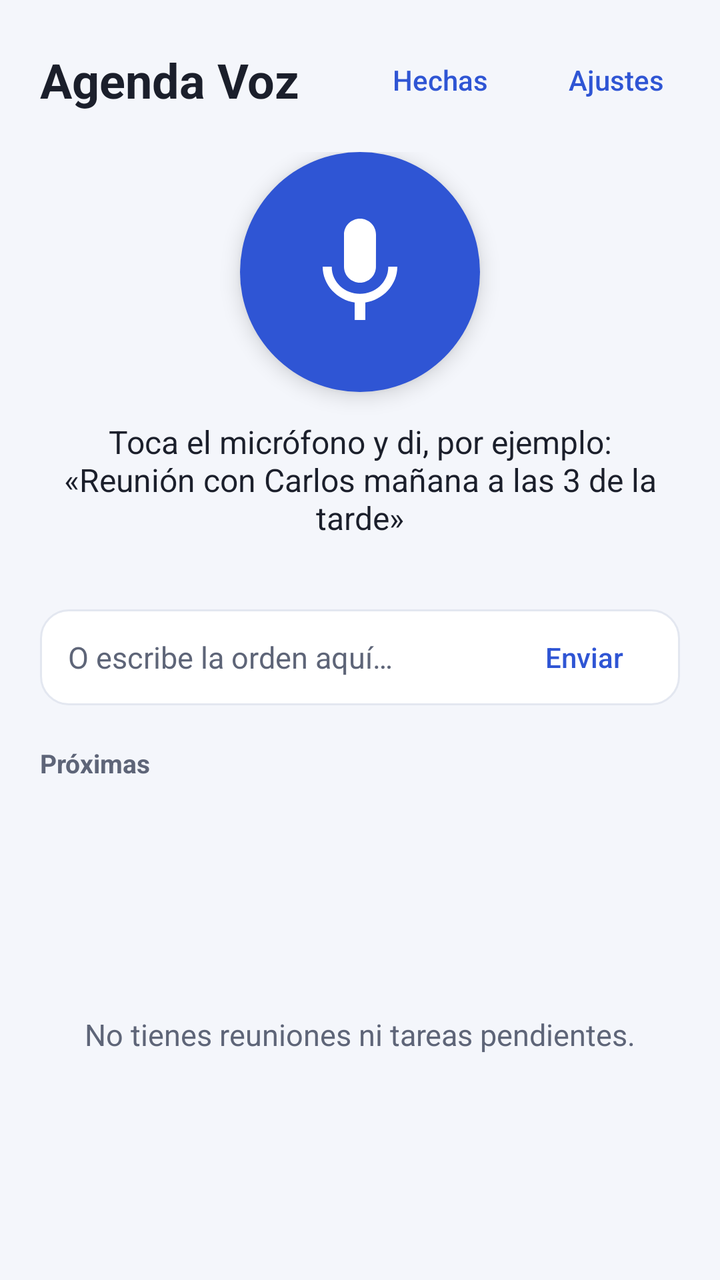
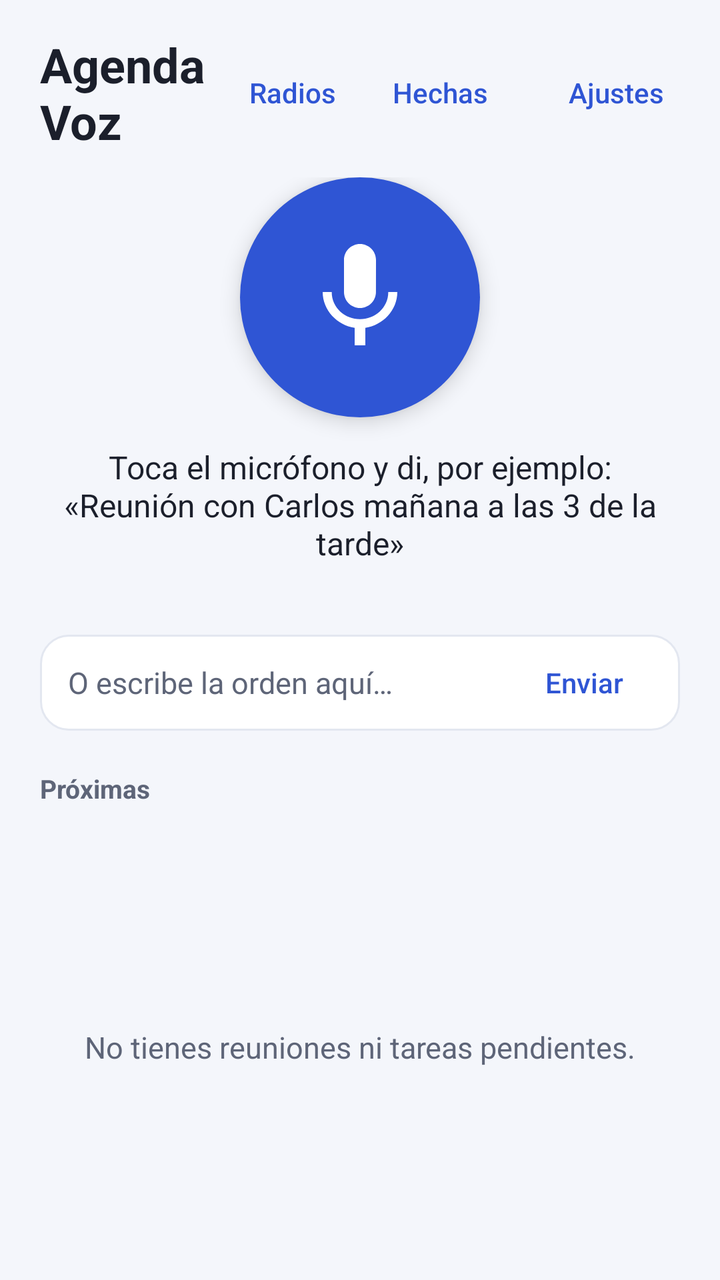

An Android layout rendered at two revisions. The XML below is the earlier revision; the diff shows what the commit changed to produce the second picture.
<!-- AndroidManifest.xml: application theme AppTheme -->
<!-- res/layout/activity_main.xml -->
<?xml version="1.0" encoding="utf-8"?>
<LinearLayout xmlns:android="http://schemas.android.com/apk/res/android"
    android:layout_width="match_parent"
    android:layout_height="match_parent"
    android:background="@color/fondo"
    android:fitsSystemWindows="true"
    android:orientation="vertical">

    
    <LinearLayout
        android:layout_width="match_parent"
        android:layout_height="wrap_content"
        android:gravity="center_vertical"
        android:orientation="horizontal"
        android:paddingStart="20dp"
        android:paddingTop="16dp"
        android:paddingEnd="8dp">

        <TextView
            android:layout_width="0dp"
            android:layout_height="wrap_content"
            android:layout_weight="1"
            android:text="@string/app_name"
            android:textColor="@color/texto"
            android:textSize="24sp"
            android:textStyle="bold" />

        <Button
            android:id="@+id/botonCompletados"
            style="@android:style/Widget.Material.Button.Borderless.Colored"
            android:layout_width="wrap_content"
            android:layout_height="wrap_content"
            android:text="Hechas"
            android:textAllCaps="false" />

        <Button
            android:id="@+id/botonAjustes"
            style="@android:style/Widget.Material.Button.Borderless.Colored"
            android:layout_width="wrap_content"
            android:layout_height="wrap_content"
            android:text="Ajustes"
            android:textAllCaps="false" />
    </LinearLayout>

    
    <LinearLayout
        android:layout_width="match_parent"
        android:layout_height="wrap_content"
        android:gravity="center_horizontal"
        android:orientation="vertical"
        android:paddingStart="20dp"
        android:paddingTop="12dp"
        android:paddingEnd="20dp"
        android:paddingBottom="8dp">

        <ImageButton
            android:id="@+id/botonMic"
            android:layout_width="120dp"
            android:layout_height="120dp"
            android:background="@drawable/fondo_mic"
            android:contentDescription="Hablar"
            android:elevation="6dp"
            android:padding="28dp"
            android:scaleType="fitCenter"
            android:src="@drawable/ic_mic" />

        <TextView
            android:id="@+id/textoEstado"
            android:layout_width="match_parent"
            android:layout_height="wrap_content"
            android:layout_marginTop="14dp"
            android:gravity="center"
            android:text="Toca el micrófono y di, por ejemplo:\n«Reunión con Carlos mañana a las 3 de la tarde»"
            android:textColor="@color/texto"
            android:textSize="16sp" />

        <TextView
            android:id="@+id/textoOido"
            android:layout_width="match_parent"
            android:layout_height="wrap_content"
            android:layout_marginTop="6dp"
            android:gravity="center"
            android:textColor="@color/secundario"
            android:textSize="14sp"
            android:textStyle="italic" />

        <LinearLayout
            android:layout_width="match_parent"
            android:layout_height="wrap_content"
            android:layout_marginTop="10dp"
            android:background="@drawable/fondo_tarjeta"
            android:gravity="center_vertical"
            android:orientation="horizontal"
            android:paddingStart="14dp"
            android:paddingEnd="4dp">

            <EditText
                android:id="@+id/entradaTexto"
                android:layout_width="0dp"
                android:layout_height="48dp"
                android:layout_weight="1"
                android:background="@android:color/transparent"
                android:hint="O escribe la orden aquí…"
                android:imeOptions="actionSend"
                android:inputType="textCapSentences"
                android:textColor="@color/texto"
                android:textColorHint="@color/secundario"
                android:textSize="15sp" />

            <Button
                android:id="@+id/botonEnviar"
                style="@android:style/Widget.Material.Button.Borderless.Colored"
                android:layout_width="wrap_content"
                android:layout_height="wrap_content"
                android:text="Enviar"
                android:textAllCaps="false" />
        </LinearLayout>
    </LinearLayout>

    <TextView
        android:id="@+id/tituloLista"
        android:layout_width="match_parent"
        android:layout_height="wrap_content"
        android:paddingStart="20dp"
        android:paddingTop="12dp"
        android:paddingEnd="20dp"
        android:paddingBottom="4dp"
        android:text="Próximas"
        android:textColor="@color/secundario"
        android:textSize="13sp"
        android:textStyle="bold" />

    <FrameLayout
        android:layout_width="match_parent"
        android:layout_height="0dp"
        android:layout_weight="1">

        <ListView
            android:id="@+id/lista"
            android:layout_width="match_parent"
            android:layout_height="match_parent"
            android:clipToPadding="false"
            android:divider="@android:color/transparent"
            android:dividerHeight="8dp"
            android:paddingStart="16dp"
            android:paddingEnd="16dp"
            android:paddingBottom="16dp" />

        <TextView
            android:id="@+id/vacio"
            android:layout_width="match_parent"
            android:layout_height="wrap_content"
            android:layout_gravity="center"
            android:gravity="center"
            android:padding="32dp"
            android:text="No tienes reuniones ni tareas pendientes."
            android:textColor="@color/secundario"
            android:textSize="15sp" />
    </FrameLayout>
</LinearLayout>
<!-- resources referenced by this layout -->
<resources>
  <color name="fondo">#F4F6FB</color>
  <color name="secundario">#5E6578</color>
  <color name="texto">#1B1F2B</color>
  <!-- drawable fondo_mic (drawable) -->
  <?xml version="1.0" encoding="utf-8"?>
  <ripple xmlns:android="http://schemas.android.com/apk/res/android"
      android:color="#40FFFFFF">
      <item>
          <shape android:shape="oval">
              <solid android:color="@color/primario" />
          </shape>
      </item>
  </ripple>
  <!-- drawable fondo_tarjeta (drawable) -->
  <?xml version="1.0" encoding="utf-8"?>
  <shape xmlns:android="http://schemas.android.com/apk/res/android"
      android:shape="rectangle">
      <solid android:color="@color/tarjeta" />
      <corners android:radius="14dp" />
      <stroke android:width="1dp" android:color="@color/borde" />
  </shape>
  <!-- drawable ic_mic (drawable) -->
  <vector xmlns:android="http://schemas.android.com/apk/res/android"
      android:width="24dp"
      android:height="24dp"
      android:viewportWidth="24"
      android:viewportHeight="24">
      <path
          android:fillColor="#FFFFFFFF"
          android:pathData="M12,14c1.66,0 2.99,-1.34 2.99,-3L15,5c0,-1.66 -1.34,-3 -3,-3S9,3.34 9,5v6c0,1.66 1.34,3 3,3zM17.3,11c0,3 -2.54,5.1 -5.3,5.1S6.7,14 6.7,11H5c0,3.41 2.72,6.23 6,6.72V21h2v-3.28c3.28,-0.48 6,-3.3 6,-6.72h-1.7z" />
  </vector>
  <string name="app_name">Agenda Voz</string>
  <style name="AppTheme" parent="android:Theme.Material.Light.NoActionBar">
          <item name="android:colorPrimary">@color/primario</item>
          <item name="android:colorPrimaryDark">@color/fondo</item>
          <item name="android:colorAccent">@color/primario</item>
          <item name="android:statusBarColor">@color/fondo</item>
          <item name="android:navigationBarColor">@color/fondo</item>
          <item name="android:windowLightStatusBar">true</item>
          <item name="android:windowBackground">@color/fondo</item>
      </style>
  <color name="primario">#2F55D4</color>
  <color name="tarjeta">#FFFFFF</color>
  <color name="borde">#E3E7F0</color>
</resources>

<!-- the commit's change to res/layout/activity_main.xml (unified diff, before → after) -->
@@ -26,6 +26,17 @@
             android:textStyle="bold" />
 
         <Button
+            android:id="@+id/botonRadios"
+            style="@android:style/Widget.Material.Button.Borderless.Colored"
+            android:layout_width="wrap_content"
+            android:layout_height="wrap_content"
+            android:minWidth="0dp"
+            android:paddingStart="8dp"
+            android:paddingEnd="8dp"
+            android:text="Radios"
+            android:textAllCaps="false" />
+
+        <Button
             android:id="@+id/botonCompletados"
             style="@android:style/Widget.Material.Button.Borderless.Colored"
             android:layout_width="wrap_content"
@@ -41,6 +52,35 @@
             android:text="Ajustes"
             android:textAllCaps="false" />
     </LinearLayout>
+
+    
+    <TextView
+        android:id="@+id/bannerRecordatorio"
+        android:layout_width="match_parent"
+        android:layout_height="wrap_content"
+        android:layout_marginStart="16dp"
+        android:layout_marginTop="8dp"
+        android:layout_marginEnd="16dp"
+        android:background="@drawable/fondo_banner_activo"
+        android:padding="14dp"
+        android:text="🔔 Hay un recordatorio sonando. Toca aquí para «Hecho» o «Posponer»."
+        android:textColor="#FFFFFF"
+        android:textSize="16sp"
+        android:textStyle="bold"
+        android:visibility="gone" />
+
+    <TextView
+        android:id="@+id/bannerPermisos"
+        android:layout_width="match_parent"
+        android:layout_height="wrap_content"
+        android:layout_marginStart="16dp"
+        android:layout_marginTop="8dp"
+        android:layout_marginEnd="16dp"
+        android:background="@drawable/fondo_banner_alerta"
+        android:padding="12dp"
+        android:textColor="@color/peligro"
+        android:textSize="14sp"
+        android:visibility="gone" />
 
     
     <LinearLayout
<!-- resource entries referenced after the edit -->
@@ -1,8 +1,22 @@
 <!-- resources referenced by this layout -->
 <resources>
   <color name="fondo">#F4F6FB</color>
+  <color name="peligro">#C62828</color>
   <color name="secundario">#5E6578</color>
   <color name="texto">#1B1F2B</color>
+  <!-- drawable fondo_banner_activo (drawable) -->
+  <?xml version="1.0" encoding="utf-8"?>
+  <shape xmlns:android="http://schemas.android.com/apk/res/android" android:shape="rectangle">
+      <solid android:color="@color/primario" />
+      <corners android:radius="14dp" />
+  </shape>
+  <!-- drawable fondo_banner_alerta (drawable) -->
+  <?xml version="1.0" encoding="utf-8"?>
+  <shape xmlns:android="http://schemas.android.com/apk/res/android" android:shape="rectangle">
+      <solid android:color="#FDECEA" />
+      <corners android:radius="14dp" />
+      <stroke android:width="1dp" android:color="#F5C2BE" />
+  </shape>
   <!-- drawable fondo_mic (drawable) -->
   <?xml version="1.0" encoding="utf-8"?>
   <ripple xmlns:android="http://schemas.android.com/apk/res/android"
